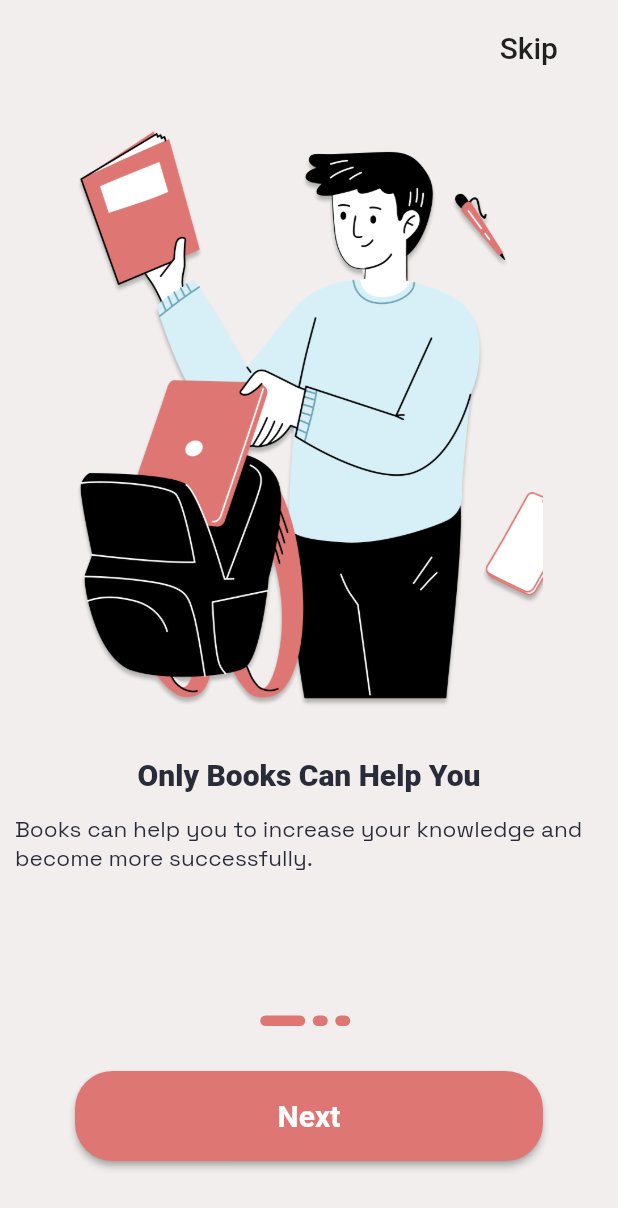
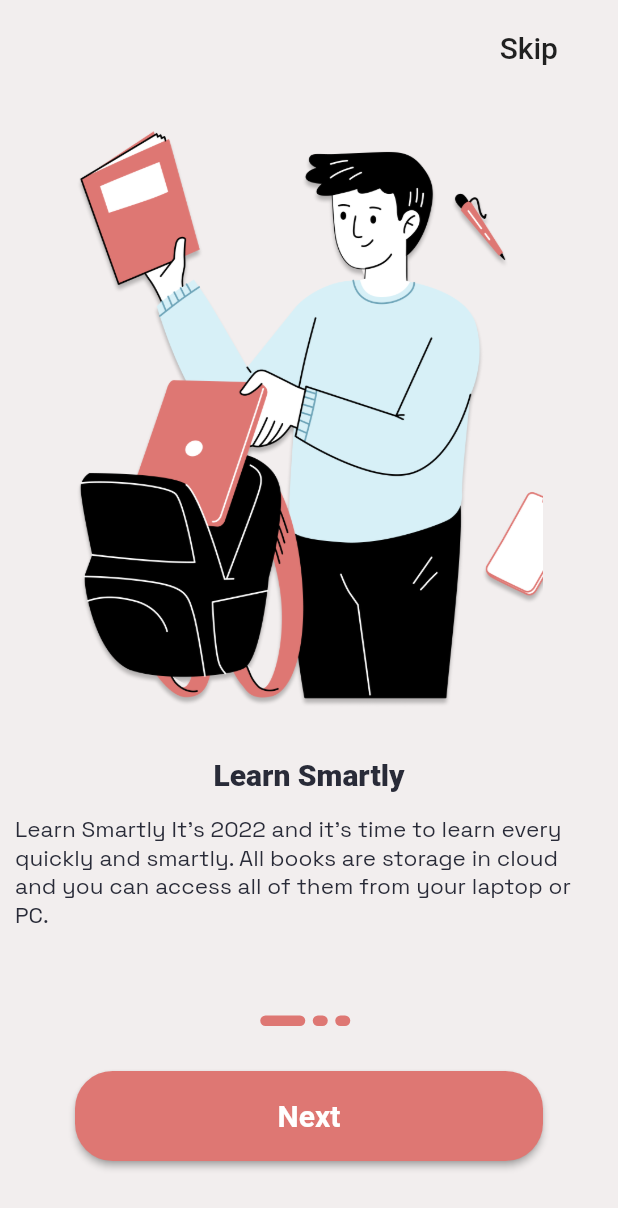
Before and after one commit to shadymohamed532001/New_Bookly, a Flutter app: the screen it shows after launch, on a phone screen of 412 x 824 dp. Shown: the top 1208 px of the screen. Run offline on Flutter 3.47's test engine with Material 2 defaults, Android fonts, the light colour scheme and no system bars; our stand-ins replace go_router, google_fonts; Roboto replaces fonts that are missing (NanumGothic).

Commit message:
chanege donst matter

```diff
--- a/lib/Features/OnBording/presentation/Views/widgets/ListOfOnBordingContinte.dart
+++ b/lib/Features/OnBording/presentation/Views/widgets/ListOfOnBordingContinte.dart
@@ -2,14 +2,8 @@ import 'package:bookly_2/Features/OnBording/presentation/ViewModels/onBordingCon
 
 List<OnBordingContente> continte = [
   OnBordingContente(
-    tittle: 'Only Books Can Help You',
+    tittle: 'Learn Smartly',
     imagepath: 'assets/images/onbording 1.png',
-    subtittle:
-        'Books can help you to increase your knowledge and become more successfully.',
-  ),
-  OnBordingContente(
-    tittle: 'Learn Smartly',
-    imagepath: 'assets/images/obBording 2.png',
     subtittle:
         'Learn Smartly It’s 2022 and it’s time to learn every quickly and smartly. All books are storage in cloud and you can access all of them from your laptop or PC. ',
   ),
@@ -19,4 +13,10 @@ List<OnBordingContente> continte = [
     subtittle:
         'We have true friend in our life and the books is that. Book has power to chnage yourself and make you more valueable. ',
   ),
+  OnBordingContente(
+    tittle: 'Only Books Can Help You',
+    imagepath: 'assets/images/obBording 2.png',
+    subtittle:
+        'Books can help you to increase your knowledge and become more successfully.',
+  ),
 ];
```
Also changed, not shown: lib/Features/Splash/presentation/Views/widgets/SplashViewBody.dart (+6 -5 lines).
